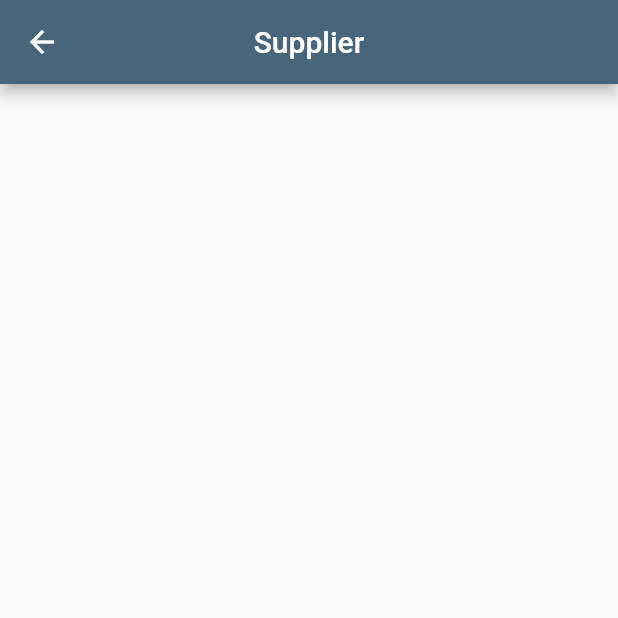
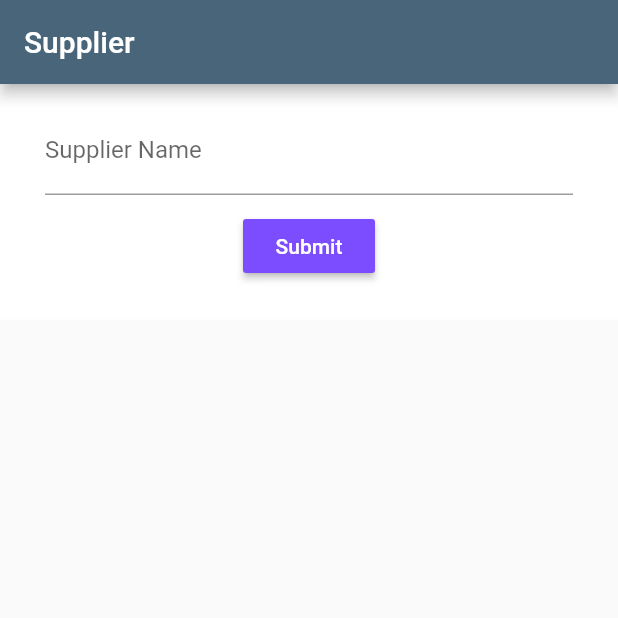
Before and after one commit to Anjaa84/procurre_me, a Flutter app: the SupplierPage screen opened directly, on a phone screen of 412 x 824 dp, the top half of it. Run offline on Flutter 3.47's test engine with Material 2 defaults, Android fonts, the phone set to English and light mode, and no system bars; our stand-ins replace dropdown_formfield, fluttertoast, sqflite; accounts and stored records are empty.

Commit message:
supplier

```diff
--- a/lib/main.dart
+++ b/lib/main.dart
@@ -4,6 +4,7 @@ import 'package:flutter_project/screens/admin_page.dart';
 import 'package:flutter_project/screens/home_page.dart';
 import 'package:flutter_project/screens/item_page.dart';
 import 'package:flutter_project/screens/login_page.dart';
+import 'package:flutter_project/screens/supplier_page.dart';
 import 'package:flutter_project/utils/database_helper.dart';
 
 void main() {
@@ -20,7 +21,7 @@ class MyApp extends StatelessWidget {
       theme: ThemeData(
         primaryColor: darkBlueColor,
       ),
-      home: LoginPage(),
+      home: SupplierPage(),
     );
   }
 }
--- /dev/null
+++ b/lib/model/orders.dart
@@ -0,0 +1,42 @@
+class Orders {
+  static const tblOrder = 'orders';
+  static const colId = 'orderId';
+  static const colSLocation = 'SLocation';
+  static const colSManager = 'SManager';
+  static const colItemName = 'itemName';
+  static const colSupplier = 'Supplier';
+  static const colPrice= 'price';
+  static const colDate= 'date';
+
+  int orderId;
+  String SLocation;
+  String SManager;
+  String itemName;
+  String Supplier;
+  int price;
+  String date;
+
+  Orders({this.orderId,this.SLocation,this.SManager,this.itemName,this.Supplier,this.price,this.date});
+
+  Orders.fromMap (Map map){
+    orderId = map[colId];
+    SLocation = map[colSLocation];
+    SManager = map[colSManager];
+    itemName = map[colItemName];
+    Supplier = map[colSupplier];
+    price = map[colPrice];
+    date = map[colDate];
+  }
+
+  Map<String ,dynamic> toMap(){
+    var map = <String,dynamic>{colSLocation:SLocation,colSManager:SManager,colItemName:itemName,colSupplier:Supplier,colPrice:price,colDate:date};
+    if(orderId != null){
+      map[colId]=orderId;
+    }
+    return map;
+  }
+
+
+
+
+}
--- a/lib/model/supplier.dart
+++ b/lib/model/supplier.dart
@@ -0,0 +1,31 @@
+class Supplier {
+  static const tblSupplier = 'supplier';
+  static const colId = 'supplierId';
+  static const colCompanyName = 'companyName';
+
+
+  int supplierId;
+  String companyName;
+
+
+
+  Supplier({this.supplierId,this.companyName});
+
+  Supplier.fromMap (Map map){
+    supplierId = map[colId];
+    companyName = map[colCompanyName];
+
+  }
+
+  Map<String ,dynamic> toMap(){
+    var map = <String,dynamic>{colCompanyName:companyName};
+    if(supplierId != null){
+      map[colId]=supplierId;
+    }
+    return map;
+  }
+
+
+
+
+}
--- a/lib/screens/supplier_page.dart
+++ b/lib/screens/supplier_page.dart
@@ -1,20 +1,101 @@
 import 'package:flutter/material.dart';
+import 'package:flutter_project/model/supplier.dart';
+import 'package:flutter_project/utils/database_helper.dart';
 
 class SupplierPage extends StatefulWidget {
   @override
   _SupplierPageState createState() => _SupplierPageState();
 }
 
+
 class _SupplierPageState extends State<SupplierPage> {
+  Supplier _supplier=Supplier();
+  final _formKey = GlobalKey<FormState>();
+  final _ctrlSupplier = TextEditingController();
+  DatabaseHelper _dbHelper;
+
+  @override
+  void initState() {
+
+    super.initState();
+    _dbHelper = DatabaseHelper.instance;
+
+  }
+
+
+
+  _onSubmit() async {
+    var form = _formKey.currentState;
+    if (form.validate()) {
+      form.save();
+      if (_supplier.supplierId == null)
+        await _dbHelper.insertSupplier(_supplier);
+      // else
+      //   await _dbHelper.updateItem(_supplier);
+      // _resetForm();
+      // form.reset();
+      // await _refreshItemList();
+    }
+  }
+
+  _resetForm() {
+    setState(() {
+      _formKey.currentState.reset();
+      _ctrlSupplier.clear();
+
+    });
+  }
+
+
+  _form() => Container(
+    color: Colors.white,
+    padding: EdgeInsets.symmetric(vertical: 15, horizontal: 30),
+    child: Form(
+      key: _formKey,
+      child: Column(
+        children: <Widget>[
+
+
+          TextFormField(
+            controller: _ctrlSupplier,
+            keyboardType: TextInputType.text,
+            decoration: InputDecoration(labelText: 'Supplier Name'),
+            validator: (val) =>
+            (val.length == 0 ? 'This field is mandatory' : null),
+            onSaved: (val) => setState(() => _supplier.companyName = val),
+          ),
+
+          Container(
+            margin: EdgeInsets.all(10.0),
+            child: RaisedButton(
+              onPressed: () => _onSubmit(),
+              child: Text('Submit'),
+              color: Colors.deepPurpleAccent,
+              textColor: Colors.white,
+            ),
+          ),
+        ],
+      ),
+    ),
+  );
+
+
   @override
   Widget build(BuildContext context) {
     return Scaffold(
-      appBar: AppBar(title: Text('Supplier'),
-      centerTitle: true,
+      resizeToAvoidBottomInset: false,
+      appBar:AppBar(
+        title: Text('Supplier'),
+      ),
+      body: Center(
+          child:
 
-      ),
-      body:Container(
+          Column(
+            children: [
+              _form(),
 
+            ],
+          )
       ),
     );
   }
--- a/lib/utils/database_helper.dart
+++ b/lib/utils/database_helper.dart
@@ -1,6 +1,8 @@
 import 'dart:io';
 import 'package:flutter_project/model/contact.dart';
 import 'package:flutter_project/model/item.dart';
+import 'package:flutter_project/model/orders.dart';
+import 'package:flutter_project/model/supplier.dart';
 import 'package:flutter_project/model/user.dart';
 import 'package:path_provider/path_provider.dart';
 import 'package:sqflite/sqflite.dart';
@@ -59,6 +61,27 @@ class DatabaseHelper {
         ${User.colEmail} TEXT
 
 
+      )
+      ''');
+
+    await db.execute('''
+      CREATE TABLE ${Orders.tblOrder}(
+        ${Orders.colId} INTEGER PRIMARY KEY AUTOINCREMENT,
+        ${Orders.colSLocation} TEXT,
+        ${Orders.colSManager} TEXT ,
+        ${Orders.colItemName} TEXT ,
+        ${Orders.colSupplier} TEXT ,
+        ${Orders.colPrice} TEXT ,
+        ${Orders.colDate} TEXT
+
+
+      )
+      ''');
+
+    await db.execute('''
+      CREATE TABLE ${Supplier.tblSupplier}(
+        ${Supplier.colId} INTEGER PRIMARY KEY AUTOINCREMENT,
+        ${Supplier.colCompanyName} TEXT
       )
       ''');
 
@@ -149,6 +172,33 @@ class DatabaseHelper {
 
   }
 
+  //insert order
+  Future<int> insertOrder(Orders order) async {
+
+    Database db = await database;
+    return await db.insert(User.tblUser, order.toMap());
+
+  }
+
+  //insert Supplier
+  Future<int> insertSupplier(Supplier supplier) async {
+    Database db = await database;
+    return await db.insert(Supplier.tblSupplier, supplier.toMap());
+
+  }
+
+  //get Supplier
+
+  Future<List<Supplier>> fetchSupplier() async {
+    Database db = await database;
+    List<Map> supplier = await db.query(Supplier.tblSupplier);
+    return supplier.length == 0
+        ? []
+        : supplier.map((x) => Supplier.fromMap(x)).toList();
+  }
+
+  //toDropdown
+
 
 
 
```
Also changed, not shown: lib/screens/supplier_list.dart (added).
